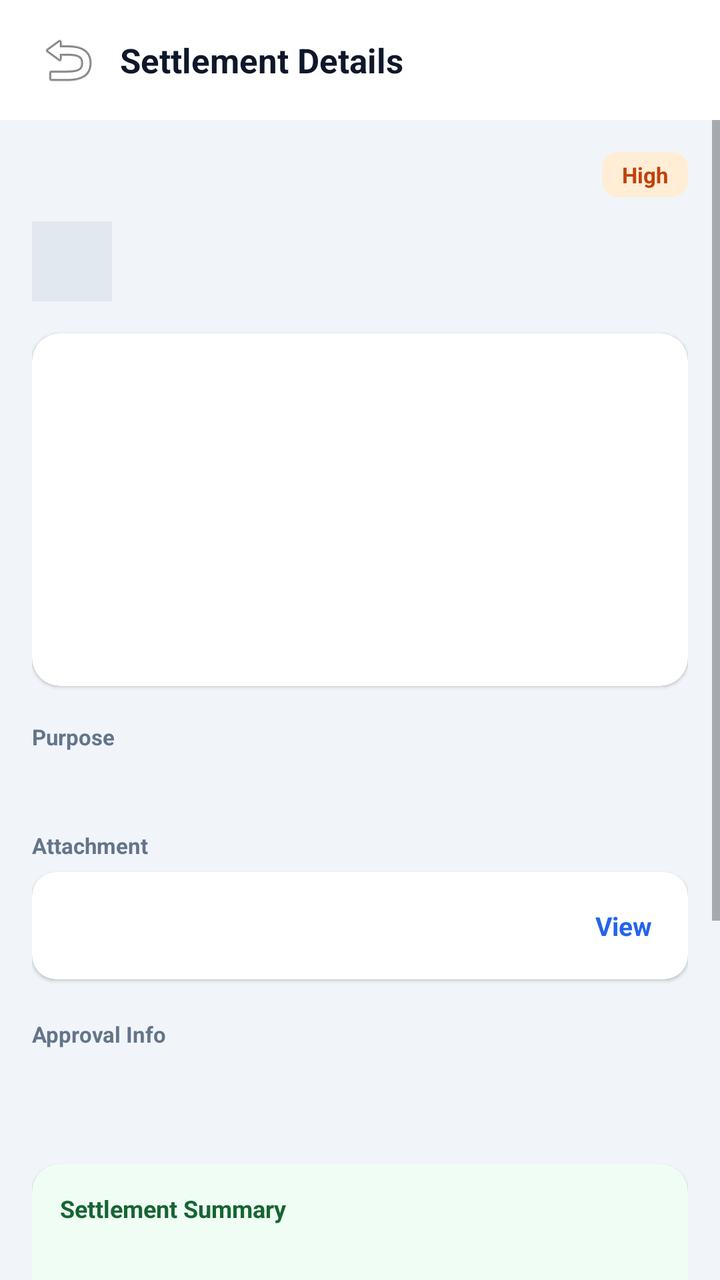
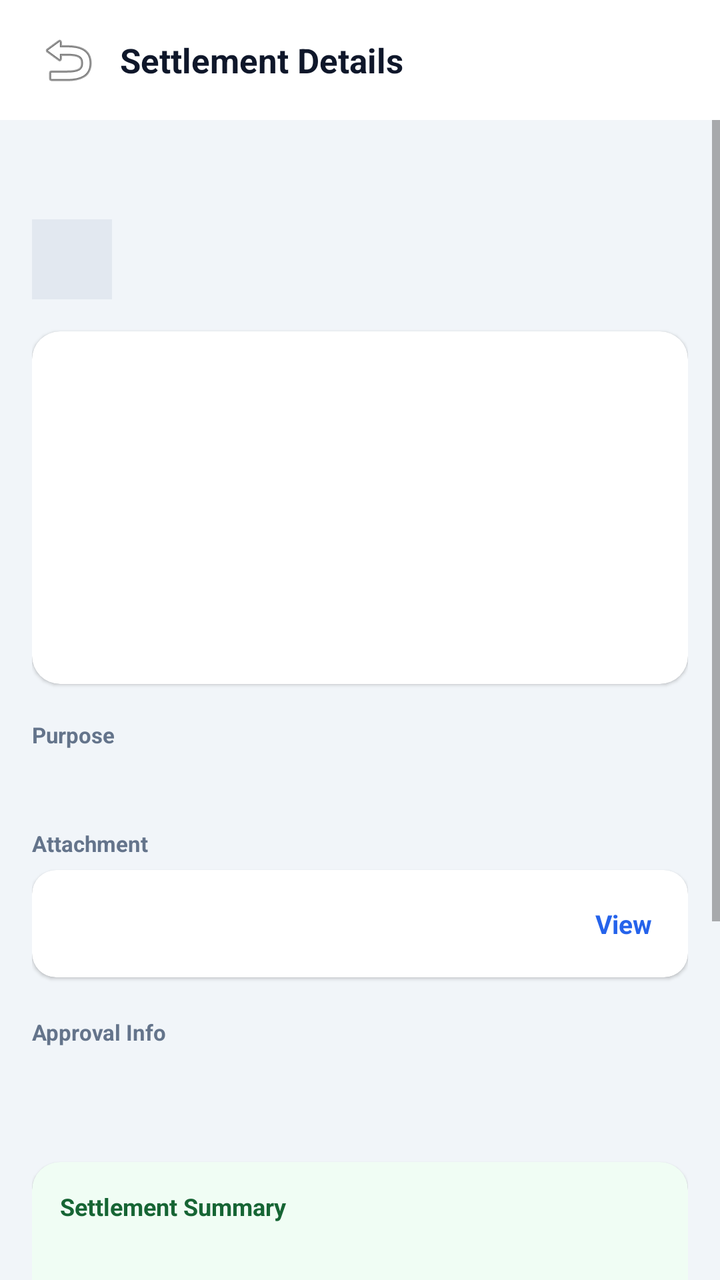

Compare the two renders of this Android layout. The source of the first and the diff that turns it into the second are given below.
<!-- AndroidManifest.xml: application theme Theme.DataBridge -->
<!-- res/layout/fragment_petty_cash_settlement_details.xml -->
<?xml version="1.0" encoding="utf-8"?>
<FrameLayout
    xmlns:android="http://schemas.android.com/apk/res/android"
    xmlns:app="http://schemas.android.com/apk/res-auto"
    android:layout_width="match_parent"
    android:layout_height="match_parent"
    android:background="#F1F5F9">

    <LinearLayout
        android:layout_width="match_parent"
        android:layout_height="match_parent"
        android:orientation="vertical">

        
        <LinearLayout
            android:layout_width="match_parent"
            android:layout_height="wrap_content"
            android:orientation="horizontal"
            android:gravity="center_vertical"
            android:paddingHorizontal="16dp"
            android:paddingVertical="12dp"
            android:background="#FFFFFF">

            <ImageButton
                android:id="@+id/btnPcDetailBack"
                android:layout_width="36dp"
                android:layout_height="36dp"
                android:src="@android:drawable/ic_menu_revert"
                android:background="?attr/selectableItemBackgroundBorderless"
                android:contentDescription="Back" />

            <TextView
                android:layout_width="0dp"
                android:layout_weight="1"
                android:layout_height="wrap_content"
                android:text="Settlement Details"
                android:textSize="17sp"
                android:textStyle="bold"
                android:textColor="#0F172A"
                android:layout_marginStart="8dp" />
        </LinearLayout>

        <ProgressBar
            android:id="@+id/pbPcDetailLoading"
            android:layout_width="wrap_content"
            android:layout_height="wrap_content"
            android:layout_gravity="center"
            android:layout_marginTop="60dp"
            android:visibility="gone" />

        <LinearLayout
            android:id="@+id/layoutPcDetailError"
            android:layout_width="match_parent"
            android:layout_height="wrap_content"
            android:orientation="vertical"
            android:gravity="center"
            android:padding="24dp"
            android:visibility="gone">

            <TextView
                android:id="@+id/tvPcDetailError"
                android:layout_width="wrap_content"
                android:layout_height="wrap_content"
                android:textColor="#B91C1C"
                android:gravity="center" />

            <Button
                android:id="@+id/btnPcDetailRetry"
                android:layout_width="wrap_content"
                android:layout_height="wrap_content"
                android:layout_marginTop="12dp"
                android:text="Retry"
                android:textAllCaps="false" />
        </LinearLayout>

        <ScrollView
            android:id="@+id/scrollPcDetail"
            android:layout_width="match_parent"
            android:layout_height="0dp"
            android:layout_weight="1"
            android:fillViewport="true"
            android:clipToPadding="false"
            android:paddingBottom="16dp">

            <LinearLayout
                android:layout_width="match_parent"
                android:layout_height="wrap_content"
                android:orientation="vertical"
                android:padding="16dp">

                
                <LinearLayout
                    android:layout_width="match_parent"
                    android:layout_height="wrap_content"
                    android:orientation="horizontal"
                    android:gravity="center_vertical">

                    <TextView
                        android:id="@+id/tvPcDetailCode"
                        android:layout_width="0dp"
                        android:layout_weight="1"
                        android:layout_height="wrap_content"
                        android:textSize="16sp"
                        android:textStyle="bold"
                        android:textColor="#0F172A" />

                    <TextView
                        android:id="@+id/tvPcDetailPriority"
                        android:layout_width="wrap_content"
                        android:layout_height="wrap_content"
                        android:text="High"
                        android:textSize="11sp"
                        android:textStyle="bold"
                        android:textColor="#C2410C"
                        android:paddingHorizontal="10dp"
                        android:paddingVertical="4dp"
                        android:background="@drawable/bg_pc_badge_high" />
                </LinearLayout>

                
                <LinearLayout
                    android:layout_width="match_parent"
                    android:layout_height="wrap_content"
                    android:orientation="horizontal"
                    android:gravity="center_vertical"
                    android:layout_marginTop="12dp">

                    <TextView
                        android:id="@+id/tvPcDetailWorkerInitial"
                        android:layout_width="40dp"
                        android:layout_height="40dp"
                        android:gravity="center"
                        android:textSize="15sp"
                        android:textStyle="bold"
                        android:textColor="#334155"
                        android:background="#E2E8F0" />

                    <LinearLayout
                        android:layout_width="0dp"
                        android:layout_weight="1"
                        android:layout_height="wrap_content"
                        android:orientation="vertical"
                        android:layout_marginStart="10dp">

                        <TextView
                            android:id="@+id/tvPcDetailWorkerName"
                            android:layout_width="wrap_content"
                            android:layout_height="wrap_content"
                            android:textSize="14sp"
                            android:textStyle="bold"
                            android:textColor="#0F172A" />

                        <TextView
                            android:id="@+id/tvPcDetailWorkerRole"
                            android:layout_width="wrap_content"
                            android:layout_height="wrap_content"
                            android:textSize="12sp"
                            android:textColor="#94A3B8" />
                    </LinearLayout>
                </LinearLayout>

                
                <androidx.cardview.widget.CardView
                    android:layout_width="match_parent"
                    android:layout_height="wrap_content"
                    android:layout_marginTop="16dp"
                    app:cardCornerRadius="14dp"
                    app:cardElevation="1dp">

                    <LinearLayout
                        android:layout_width="match_parent"
                        android:layout_height="wrap_content"
                        android:orientation="vertical"
                        android:padding="14dp">

                        <include layout="@layout/item_petty_cash_detail_row" android:id="@+id/rowPcCategory" />
                        <include layout="@layout/item_petty_cash_detail_row" android:id="@+id/rowPcAmount" />
                        <include layout="@layout/item_petty_cash_detail_row" android:id="@+id/rowPcRequestedOn" />
                        <include layout="@layout/item_petty_cash_detail_row" android:id="@+id/rowPcCategoryExtra" />
                        <include layout="@layout/item_petty_cash_detail_row" android:id="@+id/rowPcPickupCount" />
                    </LinearLayout>
                </androidx.cardview.widget.CardView>

                
                <TextView
                    android:layout_width="wrap_content"
                    android:layout_height="wrap_content"
                    android:text="Purpose"
                    android:textSize="11sp"
                    android:textStyle="bold"
                    android:textColor="#64748B"
                    android:layout_marginTop="18dp" />

                <TextView
                    android:id="@+id/tvPcDetailPurpose"
                    android:layout_width="match_parent"
                    android:layout_height="wrap_content"
                    android:layout_marginTop="4dp"
                    android:textSize="13sp"
                    android:textColor="#334155"
                    android:lineSpacingExtra="3dp" />

                
                <TextView
                    android:layout_width="wrap_content"
                    android:layout_height="wrap_content"
                    android:text="Attachment"
                    android:textSize="11sp"
                    android:textStyle="bold"
                    android:textColor="#64748B"
                    android:layout_marginTop="18dp" />

                <androidx.cardview.widget.CardView
                    android:layout_width="match_parent"
                    android:layout_height="wrap_content"
                    android:layout_marginTop="6dp"
                    app:cardCornerRadius="12dp"
                    app:cardElevation="1dp">

                    <LinearLayout
                        android:layout_width="match_parent"
                        android:layout_height="wrap_content"
                        android:orientation="horizontal"
                        android:gravity="center_vertical"
                        android:padding="12dp">

                        <TextView
                            android:id="@+id/tvPcDetailAttachmentName"
                            android:layout_width="0dp"
                            android:layout_weight="1"
                            android:layout_height="wrap_content"
                            android:textSize="13sp"
                            android:textColor="#334155" />

                        <TextView
                            android:id="@+id/btnPcDetailAttachmentView"
                            android:layout_width="wrap_content"
                            android:layout_height="wrap_content"
                            android:text="View"
                            android:textStyle="bold"
                            android:textColor="#2563EB"
                            android:textSize="13sp"
                            android:padding="6dp" />
                    </LinearLayout>
                </androidx.cardview.widget.CardView>

                
                <TextView
                    android:layout_width="wrap_content"
                    android:layout_height="wrap_content"
                    android:text="Approval Info"
                    android:textSize="11sp"
                    android:textStyle="bold"
                    android:textColor="#64748B"
                    android:layout_marginTop="20dp" />

                <LinearLayout
                    android:id="@+id/layoutPcApprovalSteps"
                    android:layout_width="match_parent"
                    android:layout_height="wrap_content"
                    android:orientation="vertical"
                    android:layout_marginTop="8dp" />

                
                <include layout="@layout/item_petty_cash_detail_row" android:id="@+id/rowPcPocComment"
                    android:layout_width="match_parent"
                    android:layout_height="wrap_content"
                    android:layout_marginTop="12dp" />

                <androidx.cardview.widget.CardView
                    android:id="@+id/cardPcSettlementSummary"
                    android:layout_width="match_parent"
                    android:layout_height="wrap_content"
                    android:layout_marginTop="8dp"
                    app:cardCornerRadius="14dp"
                    app:cardElevation="1dp"
                    app:cardBackgroundColor="#F0FDF4">

                    <LinearLayout
                        android:layout_width="match_parent"
                        android:layout_height="wrap_content"
                        android:orientation="vertical"
                        android:padding="14dp">

                        <TextView
                            android:layout_width="wrap_content"
                            android:layout_height="wrap_content"
                            android:text="Settlement Summary"
                            android:textSize="12sp"
                            android:textStyle="bold"
                            android:textColor="#166534"
                            android:layout_marginBottom="6dp" />

                        <include layout="@layout/item_petty_cash_detail_row" android:id="@+id/rowPcSummaryRequestAmount" />
                        <include layout="@layout/item_petty_cash_detail_row" android:id="@+id/rowPcSummaryApprovedAmount" />
                        <include layout="@layout/item_petty_cash_detail_row" android:id="@+id/rowPcSummarySettledAmount" />
                    </LinearLayout>
                </androidx.cardview.widget.CardView>

                
                <LinearLayout
                    android:id="@+id/layoutPcDetailApprovedAmount"
                    android:layout_width="match_parent"
                    android:layout_height="wrap_content"
                    android:orientation="vertical"
                    android:layout_marginTop="20dp"
                    android:visibility="gone">

                    <TextView
                        android:id="@+id/tvPcDetailApprovedAmountLabel"
                        android:layout_width="wrap_content"
                        android:layout_height="wrap_content"
                        android:text="Approved Amount"
                        android:textSize="11sp"
                        android:textStyle="bold"
                        android:textColor="#64748B" />

                    <EditText
                        android:id="@+id/etPcDetailApprovedAmount"
                        android:layout_width="match_parent"
                        android:layout_height="wrap_content"
                        android:inputType="numberDecimal"
                        android:layout_marginTop="6dp"
                        android:paddingHorizontal="12dp"
                        android:paddingVertical="10dp"
                        android:textSize="13sp"
                        android:background="@drawable/bg_pc_input"
                        android:hint="Amount" />
                </LinearLayout>

                
                <LinearLayout
                    android:id="@+id/layoutPcDetailComment"
                    android:layout_width="match_parent"
                    android:layout_height="wrap_content"
                    android:orientation="vertical"
                    android:layout_marginTop="20dp"
                    android:visibility="gone">

                    <TextView
                        android:layout_width="wrap_content"
                        android:layout_height="wrap_content"
                        android:text="Add Comment (Optional)"
                        android:textSize="11sp"
                        android:textStyle="bold"
                        android:textColor="#64748B" />

                    <EditText
                        android:id="@+id/etPcDetailComment"
                        android:layout_width="match_parent"
                        android:layout_height="wrap_content"
                        android:minLines="2"
                        android:gravity="top|start"
                        android:layout_marginTop="6dp"
                        android:padding="12dp"
                        android:textSize="13sp"
                        android:background="@drawable/bg_pc_input"
                        android:hint="Write a comment…" />
                </LinearLayout>

                
                <androidx.cardview.widget.CardView
                    android:id="@+id/cardPcDetailSettleForm"
                    android:layout_width="match_parent"
                    android:layout_height="wrap_content"
                    android:layout_marginTop="20dp"
                    app:cardCornerRadius="14dp"
                    app:cardElevation="1dp"
                    android:visibility="gone">

                    <LinearLayout
                        android:layout_width="match_parent"
                        android:layout_height="wrap_content"
                        android:orientation="vertical"
                        android:padding="14dp">

                        <TextView
                            android:layout_width="wrap_content"
                            android:layout_height="wrap_content"
                            android:text="Settlement"
                            android:textSize="12sp"
                            android:textStyle="bold"
                            android:textColor="#166534"
                            android:layout_marginBottom="8dp" />

                        <TextView
                            android:layout_width="wrap_content"
                            android:layout_height="wrap_content"
                            android:text="Payment Method"
                            android:textSize="11sp"
                            android:textColor="#64748B" />

                        <Spinner
                            android:id="@+id/spinnerPcSettlePaymentMethod"
                            android:layout_width="match_parent"
                            android:layout_height="wrap_content"
                            android:layout_marginTop="4dp"
                            android:background="@drawable/bg_pc_input"
                            android:paddingHorizontal="10dp" />

                        <TextView
                            android:layout_width="wrap_content"
                            android:layout_height="wrap_content"
                            android:text="Settle Amount"
                            android:textSize="11sp"
                            android:textColor="#64748B"
                            android:layout_marginTop="10dp" />

                        <EditText
                            android:id="@+id/etPcSettleAmount"
                            android:layout_width="match_parent"
                            android:layout_height="wrap_content"
                            android:layout_marginTop="4dp"
                            android:paddingHorizontal="12dp"
                            android:paddingVertical="10dp"
                            android:textSize="13sp"
                            android:inputType="numberDecimal"
                            android:background="@drawable/bg_pc_input" />

                        <include layout="@layout/item_petty_cash_detail_row" android:id="@+id/rowPcSettleDate" />

                        <TextView
                            android:layout_width="wrap_content"
                            android:layout_height="wrap_content"
                            android:text="Transaction ID / Ref (Optional)"
                            android:textSize="11sp"
                            android:textColor="#64748B"
                            android:layout_marginTop="10dp" />

                        <EditText
                            android:id="@+id/etPcSettleTrxId"
                            android:layout_width="match_parent"
                            android:layout_height="wrap_content"
                            android:layout_marginTop="4dp"
                            android:paddingHorizontal="12dp"
                            android:paddingVertical="10dp"
                            android:textSize="13sp"
                            android:background="@drawable/bg_pc_input"
                            android:hint="Leave blank to auto-generate" />
                    </LinearLayout>
                </androidx.cardview.widget.CardView>

                
                <Button
                    android:id="@+id/btnPcDetailSettleNow"
                    android:layout_width="match_parent"
                    android:layout_height="wrap_content"
                    android:layout_marginTop="20dp"
                    android:text="Settle Now"
                    android:textAllCaps="false"
                    android:textStyle="bold"
                    android:textColor="#FFFFFF"
                    android:backgroundTint="#059669"
                    android:paddingVertical="12dp" />

                <Button
                    android:id="@+id/btnPcDetailReject"
                    android:layout_width="match_parent"
                    android:layout_height="wrap_content"
                    android:layout_marginTop="10dp"
                    android:text="Reject"
                    android:textAllCaps="false"
                    android:textStyle="bold"
                    android:textColor="#DC2626"
                    android:backgroundTint="#FEE2E2"
                    android:paddingVertical="12dp" />

                <Button
                    android:id="@+id/btnPcDetailHoldReturn"
                    android:layout_width="match_parent"
                    android:layout_height="wrap_content"
                    android:layout_marginTop="10dp"
                    android:text="Hold / Return"
                    android:textAllCaps="false"
                    android:textStyle="bold"
                    android:textColor="#C2410C"
                    android:backgroundTint="#FFF7ED"
                    android:paddingVertical="12dp"
                    android:visibility="gone" />

                
                <LinearLayout
                    android:id="@+id/layoutPcDetailEditDelete"
                    android:layout_width="match_parent"
                    android:layout_height="wrap_content"
                    android:orientation="horizontal"
                    android:layout_marginTop="10dp"
                    android:visibility="gone">

                    <Button
                        android:id="@+id/btnPcDetailEdit"
                        android:layout_width="0dp"
                        android:layout_weight="1"
                        android:layout_height="wrap_content"
                        android:layout_marginEnd="6dp"
                        android:text="Edit"
                        android:textAllCaps="false"
                        android:textStyle="bold"
                        android:textColor="#334155"
                        android:backgroundTint="#F1F5F9"
                        android:paddingVertical="12dp" />

                    <Button
                        android:id="@+id/btnPcDetailDelete"
                        android:layout_width="0dp"
                        android:layout_weight="1"
                        android:layout_height="wrap_content"
                        android:layout_marginStart="6dp"
                        android:text="Delete"
                        android:textAllCaps="false"
                        android:textStyle="bold"
                        android:textColor="#DC2626"
                        android:backgroundTint="#FEE2E2"
                        android:paddingVertical="12dp" />
                </LinearLayout>

            </LinearLayout>
        </ScrollView>
    </LinearLayout>
</FrameLayout>
<!-- res/layout/item_petty_cash_detail_row.xml (included above) -->
<?xml version="1.0" encoding="utf-8"?>
<LinearLayout
    xmlns:android="http://schemas.android.com/apk/res/android"
    android:layout_width="match_parent"
    android:layout_height="wrap_content"
    android:orientation="horizontal"
    android:gravity="center_vertical"
    android:paddingVertical="6dp">

    <TextView
        android:id="@+id/tvDetailRowLabel"
        android:layout_width="0dp"
        android:layout_weight="1"
        android:layout_height="wrap_content"
        android:textSize="13sp"
        android:textColor="#64748B" />

    <TextView
        android:id="@+id/tvDetailRowValue"
        android:layout_width="wrap_content"
        android:layout_height="wrap_content"
        android:textSize="13sp"
        android:textStyle="bold"
        android:textColor="#0F172A" />
</LinearLayout>
<!-- resources referenced by this layout -->
<resources>
  <!-- drawable bg_pc_badge_high (drawable) -->
  <?xml version="1.0" encoding="utf-8"?>
  <shape xmlns:android="http://schemas.android.com/apk/res/android"
      android:shape="rectangle">
      <solid android:color="#FFEDD5" />
      <corners android:radius="8dp" />
  </shape>
  <!-- drawable bg_pc_input (drawable) -->
  <?xml version="1.0" encoding="utf-8"?>
  <shape xmlns:android="http://schemas.android.com/apk/res/android"
      android:shape="rectangle">
      <solid android:color="#FFFFFF" />
      <stroke android:width="1.5dp" android:color="#E2E8F0" />
      <corners android:radius="10dp" />
  </shape>
  <style name="Theme.DataBridge" parent="Theme.MaterialComponents.DayNight.NoActionBar">
      <item name="colorPrimary">#00d4ff</item>
      <item name="colorPrimaryVariant">#16213e</item>
      <item name="colorOnPrimary">#ffffff</item>
      <item name="colorSecondary">#00d4ff</item>
      <item name="android:statusBarColor">#1a1a2e</item>
  </style>
</resources>

<!-- the commit's change to res/layout/fragment_petty_cash_settlement_details.xml (unified diff, before → after) -->
@@ -104,10 +104,12 @@
                         android:textStyle="bold"
                         android:textColor="#0F172A" />
 
+                    
                     <TextView
                         android:id="@+id/tvPcDetailPriority"
                         android:layout_width="wrap_content"
                         android:layout_height="wrap_content"
+                        android:visibility="gone"
                         android:text="High"
                         android:textSize="11sp"
                         android:textStyle="bold"
